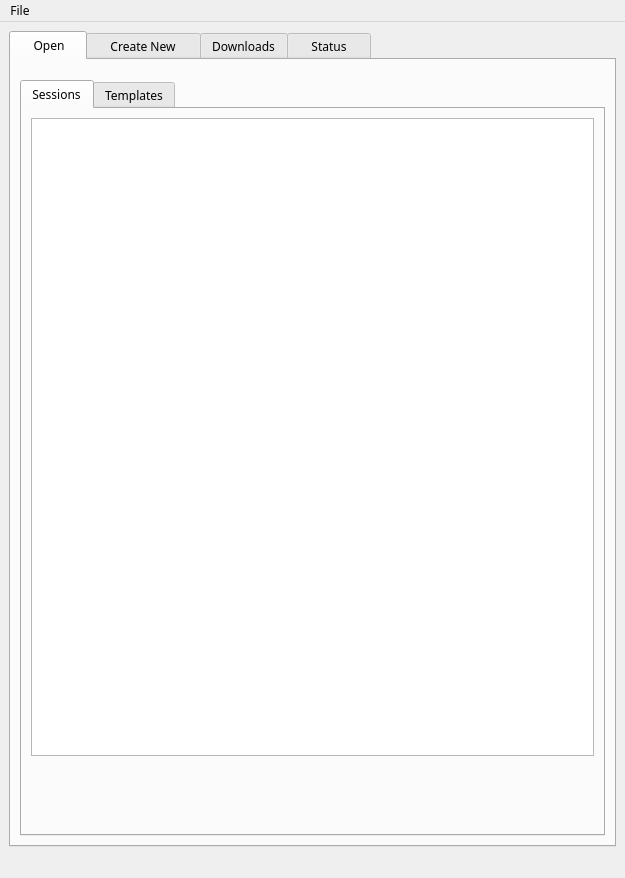
Old version of the form oostudio/OOStudioBase.ui in the repository ccherrett/oom.
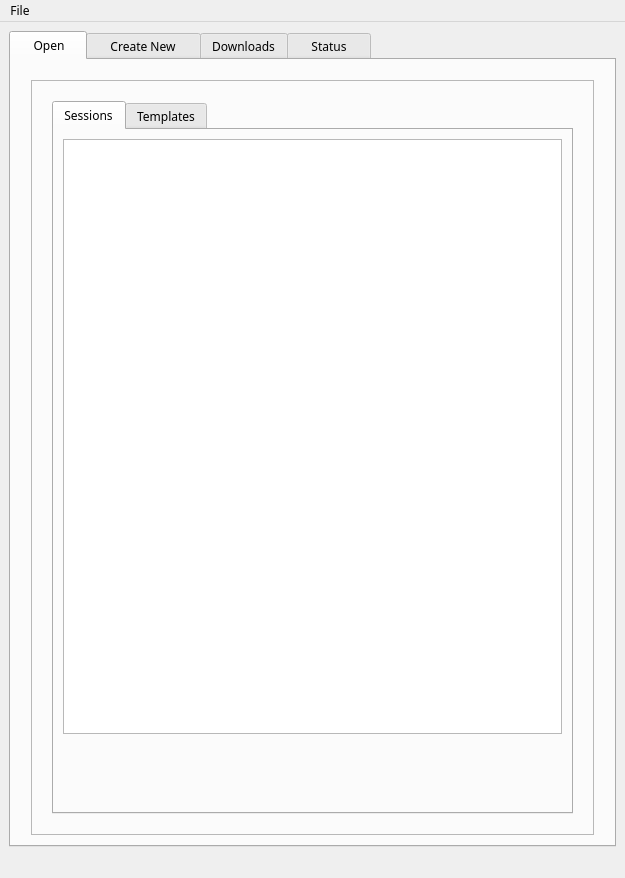
New version of the form.

Commit message: OOStudio: A little branding :)

Diff of the .ui file:
```diff
--- a/oostudio/OOStudioBase.ui
+++ b/oostudio/OOStudioBase.ui
@@ -36,9 +36,30 @@
         <property name="spacing">
          <number>0</number>
         </property>
+        <property name="leftMargin">
+         <number>20</number>
+        </property>
         <property name="topMargin">
          <number>20</number>
         </property>
+        <property name="rightMargin">
+         <number>20</number>
+        </property>
+        <property name="bottomMargin">
+         <number>10</number>
+        </property>
+        <item>
+         <widget class="QFrame" name="frame_2">
+          <property name="frameShape">
+           <enum>QFrame::StyledPanel</enum>
+          </property>
+          <property name="frameShadow">
+           <enum>QFrame::Raised</enum>
+          </property>
+          <layout class="QVBoxLayout" name="verticalLayout_29">
+           <property name="margin">
+            <number>20</number>
+           </property>
         <item>
          <widget class="QTabWidget" name="m_sessionBox">
           <property name="tabPosition">
@@ -132,6 +153,26 @@
                 </property>
                </spacer>
               </item>
+                 <item>
+                  <widget class="QLabel" name="m_lblLogoSession">
+                   <property name="text">
+                    <string/>
+                   </property>
+                  </widget>
+                 </item>
+                 <item>
+                  <spacer name="horizontalSpacer_23">
+                   <property name="orientation">
+                    <enum>Qt::Horizontal</enum>
+                   </property>
+                   <property name="sizeHint" stdset="0">
+                    <size>
+                     <width>40</width>
+                     <height>20</height>
+                    </size>
+                   </property>
+                  </spacer>
+                 </item>
               <item>
                <widget class="QToolButton" name="m_btnLoadSession">
                 <property name="toolTip">
@@ -260,6 +301,9 @@
             </item>
            </layout>
           </widget>
+            </widget>
+           </item>
+          </layout>
          </widget>
         </item>
        </layout>
```
Left out of the diff: 20 changed lines with no effect on the pictures. Lines whose indentation alone changed are shown as unchanged. The commit also changes 3 other files.
